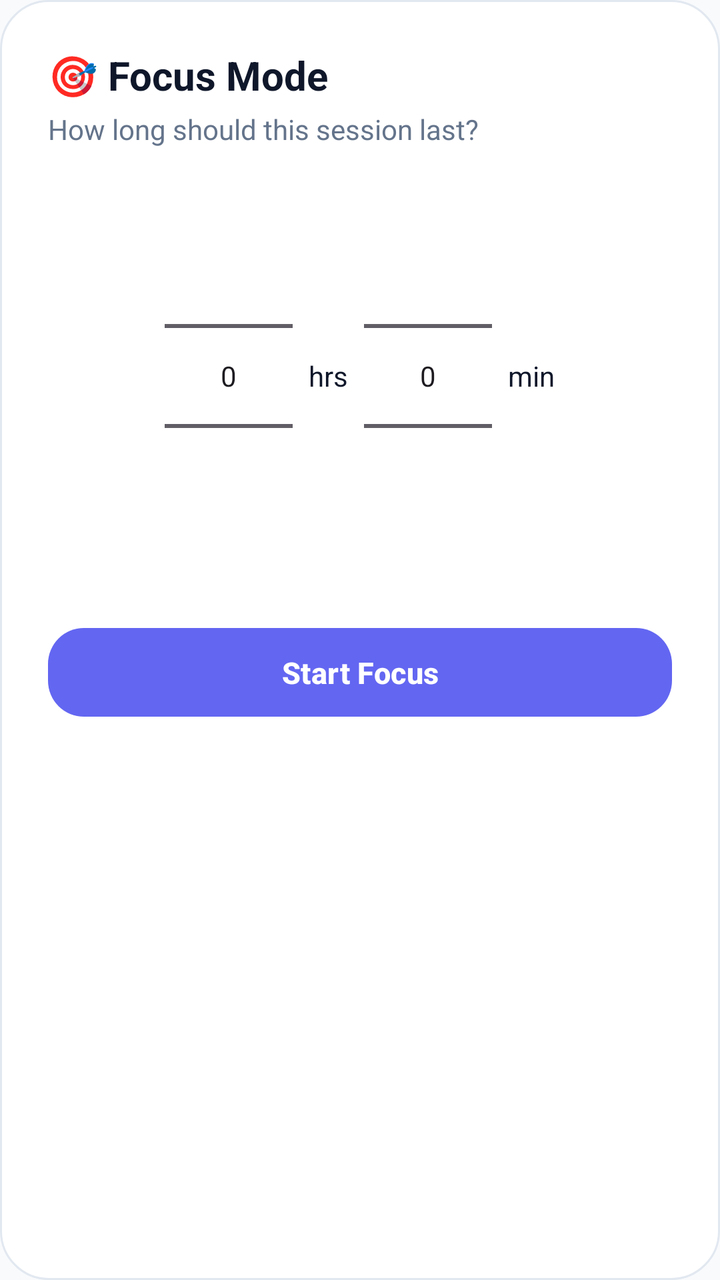
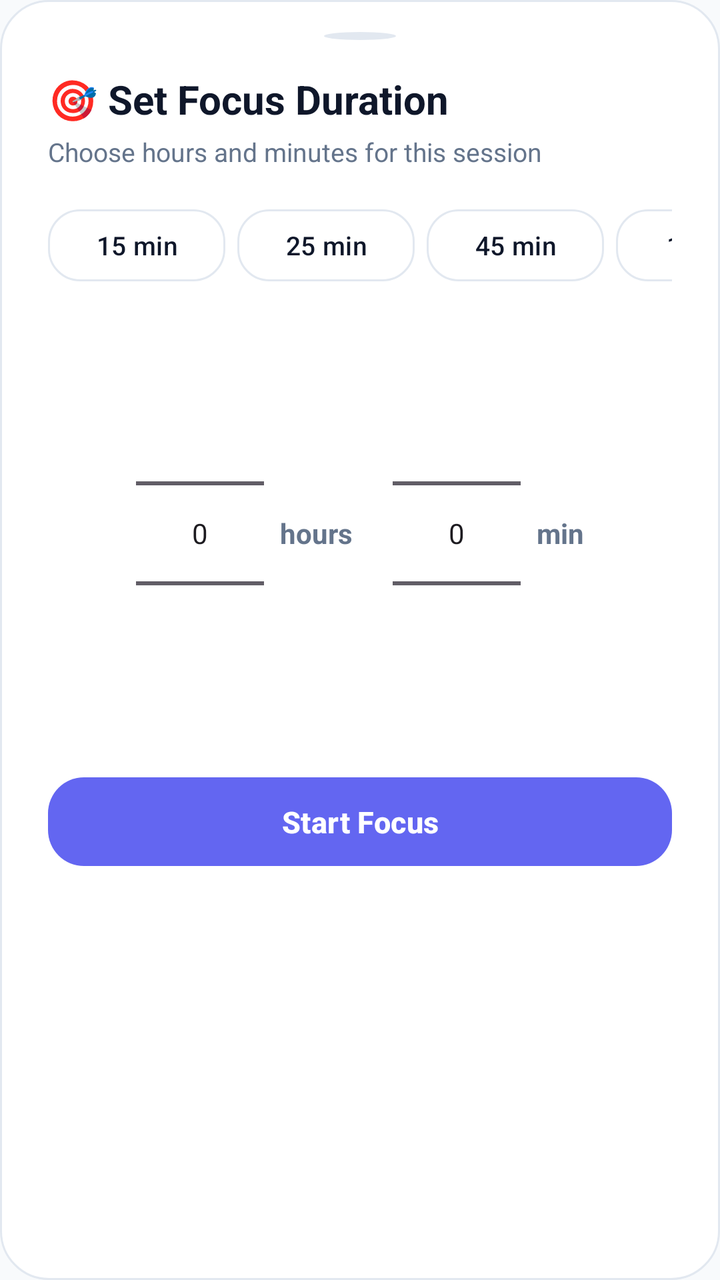

Two renders of the same Android screen: before a commit and after it. Below are the layout's source before the change and the commit's diff.
<!-- AndroidManifest.xml: application theme Theme.StayFocused -->
<!-- res/layout/sheet_quick_timer_setup.xml -->
<?xml version="1.0" encoding="utf-8"?>
<LinearLayout xmlns:android="http://schemas.android.com/apk/res/android"
    android:layout_width="match_parent"
    android:layout_height="wrap_content"
    android:orientation="vertical"
    android:padding="24dp"
    android:background="@drawable/bg_dashboard_card">

    <TextView
        android:id="@+id/tvQuickModeLabel"
        android:layout_width="wrap_content"
        android:layout_height="wrap_content"
        android:text="🎯 Focus Mode"
        android:textColor="@color/text_primary"
        android:textSize="20sp"
        android:textStyle="bold" />

    <TextView
        android:layout_width="wrap_content"
        android:layout_height="wrap_content"
        android:layout_marginTop="4dp"
        android:text="How long should this session last?"
        android:textColor="@color/text_secondary"
        android:textSize="14sp" />

    <LinearLayout
        android:layout_width="match_parent"
        android:layout_height="wrap_content"
        android:orientation="horizontal"
        android:gravity="center"
        android:layout_marginTop="24dp">

        <NumberPicker
            android:id="@+id/pickerQuickHours"
            android:layout_width="wrap_content"
            android:layout_height="wrap_content" />

        <TextView
            android:layout_width="wrap_content"
            android:layout_height="wrap_content"
            android:text="hrs"
            android:layout_marginHorizontal="8dp"
            android:textColor="@color/text_primary" />

        <NumberPicker
            android:id="@+id/pickerQuickMinutes"
            android:layout_width="wrap_content"
            android:layout_height="wrap_content" />

        <TextView
            android:layout_width="wrap_content"
            android:layout_height="wrap_content"
            android:text="min"
            android:layout_marginStart="8dp"
            android:textColor="@color/text_primary" />
    </LinearLayout>

    <Button
        android:id="@+id/btnQuickStartConfirm"
        style="@style/PrimaryButton"
        android:layout_width="match_parent"
        android:layout_height="wrap_content"
        android:layout_marginTop="32dp"
        android:text="Start Focus" />

</LinearLayout>
<!-- resources referenced by this layout -->
<resources>
  <color name="text_primary">#0F172A</color>
  <color name="text_secondary">#64748B</color>
  <!-- drawable bg_dashboard_card (drawable) -->
  <?xml version="1.0" encoding="utf-8"?>
  <shape xmlns:android="http://schemas.android.com/apk/res/android">
      <solid android:color="@color/bg_card" />
      <corners android:radius="24dp" />
      <stroke android:width="1dp" android:color="@color/card_border" />
  </shape>
  <style name="PrimaryButton" parent="Widget.Material3.Button">
          <item name="backgroundTint">@color/brand_primary</item>
          <item name="cornerRadius">18dp</item>
          <item name="android:textAllCaps">false</item>
          <item name="android:textSize">15sp</item>
          <item name="android:textStyle">bold</item>
          <item name="android:textColor">@color/white</item>
          <item name="android:minHeight">48dp</item>
          <item name="android:paddingTop">12dp</item>
          <item name="android:paddingBottom">12dp</item>
      </style>
  <style name="Theme.StayFocused" parent="Theme.Material3.DayNight.NoActionBar">
          <item name="colorPrimary">@color/brand_primary</item>
          <item name="colorPrimaryDark">@color/brand_primary_dark</item>
          <item name="colorSecondary">@color/secondary_teal</item>
          <item name="colorTertiary">@color/warning_amber</item>
          <item name="colorError">@color/strict_red</item>
          <item name="android:windowBackground">@color/bg_light</item>
          <item name="android:statusBarColor">@color/bg_light</item>
          <item name="android:navigationBarColor">@color/bg_light</item>
      </style>
  <color name="bg_card">#FFFFFF</color>
  <color name="card_border">#E2E8F0</color>
  <color name="brand_primary">#6366F1</color>
  <color name="white">#FFFFFF</color>
  <color name="brand_primary_dark">#4F46E5</color>
  <color name="secondary_teal">#14B8A6</color>
  <color name="warning_amber">#F59E0B</color>
  <color name="strict_red">#EF4444</color>
  <color name="bg_light">#F8FAFC</color>
</resources>

<!-- the commit's change to res/layout/sheet_quick_timer_setup.xml (unified diff, before → after) -->
@@ -1,58 +1,162 @@
 <?xml version="1.0" encoding="utf-8"?>
 <LinearLayout xmlns:android="http://schemas.android.com/apk/res/android"
+    xmlns:app="http://schemas.android.com/apk/res-auto"
     android:layout_width="match_parent"
     android:layout_height="wrap_content"
     android:orientation="vertical"
-    android:padding="24dp"
+    android:paddingStart="24dp"
+    android:paddingEnd="24dp"
+    android:paddingTop="16dp"
+    android:paddingBottom="28dp"
     android:background="@drawable/bg_dashboard_card">
+
+    <View
+        android:layout_width="36dp"
+        android:layout_height="4dp"
+        android:layout_gravity="center_horizontal"
+        android:layout_marginBottom="16dp"
+        android:background="@drawable/bg_dot"
+        android:backgroundTint="@color/card_border" />
 
     <TextView
         android:id="@+id/tvQuickModeLabel"
         android:layout_width="wrap_content"
         android:layout_height="wrap_content"
-        android:text="🎯 Focus Mode"
+        android:text="🎯 Set Focus Duration"
         android:textColor="@color/text_primary"
         android:textSize="20sp"
         android:textStyle="bold" />
 
     <TextView
+        android:id="@+id/tvDurationSummary"
         android:layout_width="wrap_content"
         android:layout_height="wrap_content"
         android:layout_marginTop="4dp"
-        android:text="How long should this session last?"
+        android:text="Choose hours and minutes for this session"
         android:textColor="@color/text_secondary"
-        android:textSize="14sp" />
+        android:textSize="13sp" />
 
+    
+    <HorizontalScrollView
+        android:layout_width="match_parent"
+        android:layout_height="wrap_content"
+        android:layout_marginTop="16dp"
+        android:layout_marginBottom="8dp"
+        android:scrollbars="none">
+
+        <LinearLayout
+            android:layout_width="wrap_content"
+            android:layout_height="wrap_content"
+            android:orientation="horizontal">
+
+            <Button
+                android:id="@+id/chip15m"
+                style="@style/CompactOutlinedButton"
+                android:layout_width="wrap_content"
+                android:layout_height="wrap_content"
+                android:layout_marginEnd="6dp"
+                android:text="15 min" />
+
+            <Button
+                android:id="@+id/chip25m"
+                style="@style/CompactOutlinedButton"
+                android:layout_width="wrap_content"
+                android:layout_height="wrap_content"
+                android:layout_marginEnd="6dp"
+                android:text="25 min" />
+
+            <Button
+                android:id="@+id/chip45m"
+                style="@style/CompactOutlinedButton"
+                android:layout_width="wrap_content"
+                android:layout_height="wrap_content"
+                android:layout_marginEnd="6dp"
+                android:text="45 min" />
+
+            <Button
+                android:id="@+id/chip60m"
+                style="@style/CompactOutlinedButton"
+                android:layout_width="wrap_content"
+                android:layout_height="wrap_content"
+                android:layout_marginEnd="6dp"
+                android:text="1 hour" />
+
+            <Button
+                android:id="@+id/chip90m"
+                style="@style/CompactOutlinedButton"
+                android:layout_width="wrap_content"
+                android:layout_height="wrap_content"
+                android:layout_marginEnd="6dp"
+                android:text="1.5 hours" />
+
+            <Button
+                android:id="@+id/chip120m"
+                style="@style/CompactOutlinedButton"
+                android:layout_width="wrap_content"
+                android:layout_height="wrap_content"
+                android:layout_marginEnd="6dp"
+                android:text="2 hours" />
+
+            <Button
+                android:id="@+id/chip180m"
+                style="@style/CompactOutlinedButton"
+                android:layout_width="wrap_content"
+                android:layout_height="wrap_content"
+                android:text="3 hours" />
+        </LinearLayout>
+    </HorizontalScrollView>
+
+    
     <LinearLayout
         android:layout_width="match_parent"
         android:layout_height="wrap_content"
         android:orientation="horizontal"
         android:gravity="center"
-        android:layout_marginTop="24dp">
+        android:layout_marginTop="16dp"
+        android:paddingVertical="8dp">
 
-        <NumberPicker
-            android:id="@+id/pickerQuickHours"
-            android:layout_width="wrap_content"
-            android:layout_height="wrap_content" />
-
-        <TextView
+        <LinearLayout
             android:layout_width="wrap_content"
             android:layout_height="wrap_content"
-            android:text="hrs"
-            android:layout_marginHorizontal="8dp"
-            android:textColor="@color/text_primary" />
+            android:orientation="horizontal"
+            android:gravity="center_vertical">
 
-        <NumberPicker
-            android:id="@+id/pickerQuickMinutes"
-            android:layout_width="wrap_content"
-            android:layout_height="wrap_content" />
+            <NumberPicker
+                android:id="@+id/pickerQuickHours"
+                android:layout_width="wrap_content"
+                android:layout_height="wrap_content" />
 
-        <TextView
+            <TextView
+                android:layout_width="wrap_content"
+                android:layout_height="wrap_content"
+                android:text="hours"
+                android:layout_marginStart="8dp"
+                android:layout_marginEnd="20dp"
+                android:textColor="@color/text_secondary"
+                android:textSize="14sp"
+                android:textStyle="bold" />
+        </LinearLayout>
+
+        <LinearLayout
             android:layout_width="wrap_content"
             android:layout_height="wrap_content"
-            android:text="min"
-            android:layout_marginStart="8dp"
-            android:textColor="@color/text_primary" />
+            android:orientation="horizontal"
+            android:gravity="center_vertical">
+
+            <NumberPicker
+                android:id="@+id/pickerQuickMinutes"
+                android:layout_width="wrap_content"
+                android:layout_height="wrap_content" />
+
+            <TextView
+                android:layout_width="wrap_content"
+                android:layout_height="wrap_content"
+                android:text="min"
+                android:layout_marginStart="8dp"
+                android:textColor="@color/text_secondary"
+                android:textSize="14sp"
+                android:textStyle="bold" />
+        </LinearLayout>
     </LinearLayout>
 
     <Button
@@ -60,7 +164,7 @@
         style="@style/PrimaryButton"
         android:layout_width="match_parent"
         android:layout_height="wrap_content"
-        android:layout_marginTop="32dp"
+        android:layout_marginTop="20dp"
         android:text="Start Focus" />
 
 </LinearLayout>
<!-- resource entries referenced after the edit -->
@@ -9,6 +9,22 @@
       <corners android:radius="24dp" />
       <stroke android:width="1dp" android:color="@color/card_border" />
   </shape>
+  <!-- drawable bg_dot (drawable) -->
+  <?xml version="1.0" encoding="utf-8"?>
+  <shape xmlns:android="http://schemas.android.com/apk/res/android"
+      android:shape="oval">
+      <solid android:color="@color/white" />
+  </shape>
+  <style name="CompactOutlinedButton" parent="Widget.Material3.Button.OutlinedButton">
+          <item name="cornerRadius">16dp</item>
+          <item name="android:textAllCaps">false</item>
+          <item name="android:textSize">13sp</item>
+          <item name="android:minHeight">44dp</item>
+          <item name="android:paddingTop">8dp</item>
+          <item name="android:paddingBottom">8dp</item>
+          <item name="strokeColor">@color/card_border</item>
+          <item name="android:textColor">@color/text_primary</item>
+      </style>
   <style name="PrimaryButton" parent="Widget.Material3.Button">
           <item name="backgroundTint">@color/brand_primary</item>
           <item name="cornerRadius">18dp</item>
